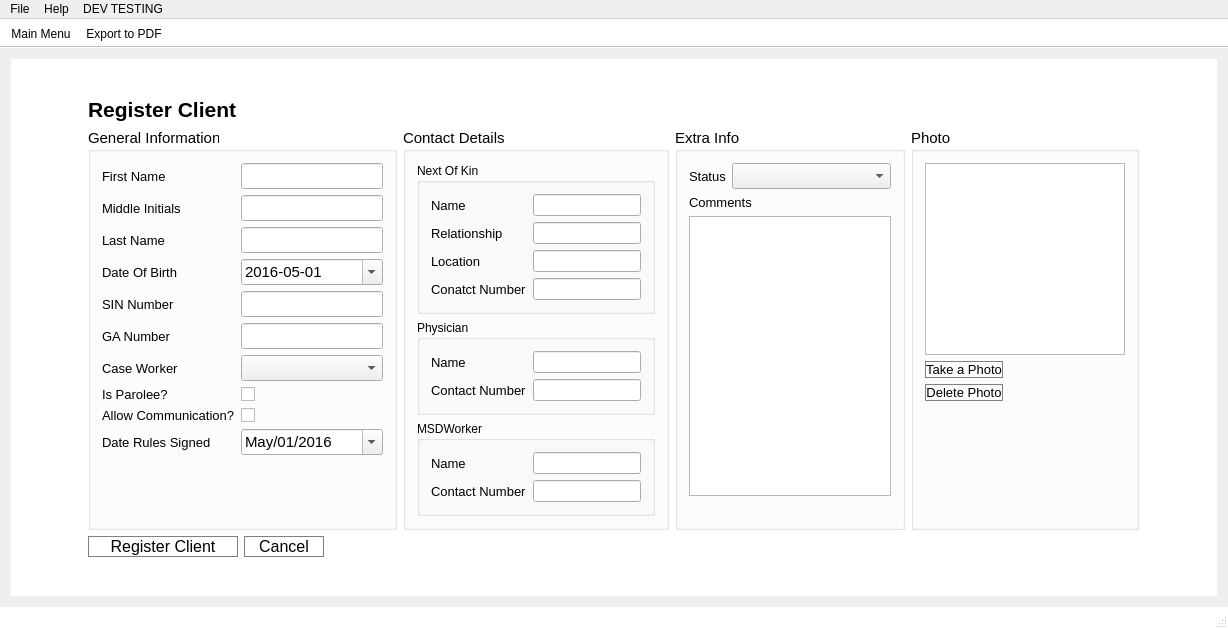
Old version of the form ArcApp/mainwindow.ui in the repository Arc-Project/Arc.
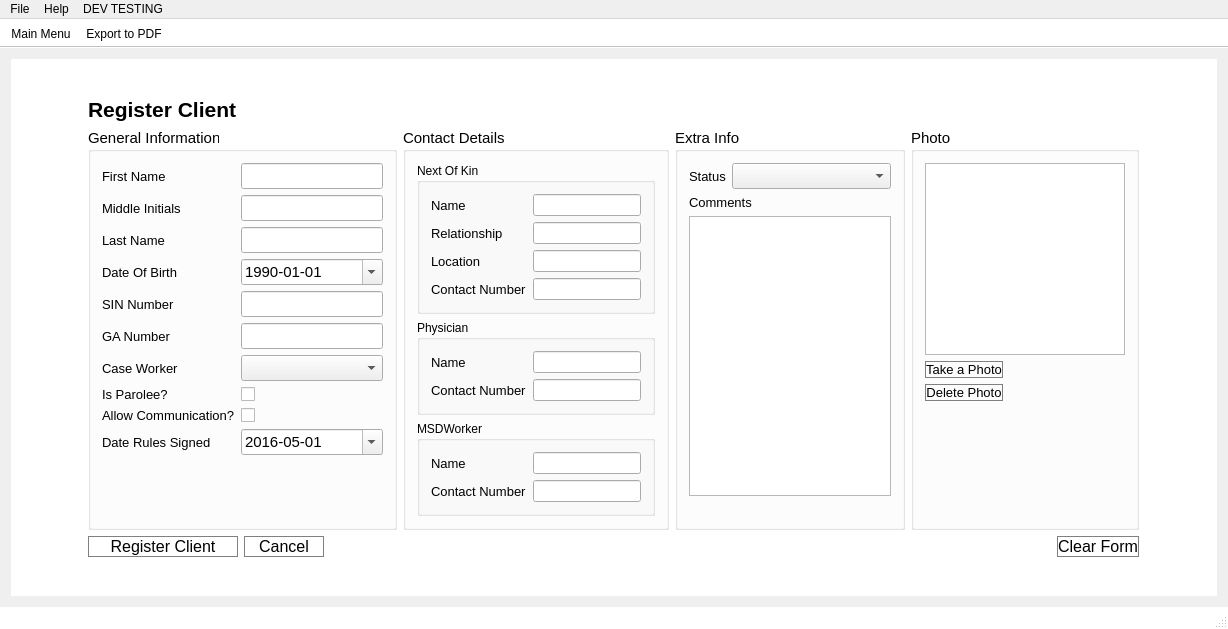
New version of the form. The open tabs and pages were chosen to show the change. Icons and pictures are not drawn.

Commit message: add client lookup table

Diff of the .ui file:
```diff
--- a/ArcApp/mainwindow.ui
+++ b/ArcApp/mainwindow.ui
@@ -1348,8 +1348,8 @@
                     </property>
                     <property name="date">
                      <date>
-                      <year>2016</year>
-                      <month>5</month>
+                      <year>1990</year>
+                      <month>1</month>
                       <day>1</day>
                      </date>
                     </property>
@@ -1418,7 +1418,7 @@
                      <enum>Qt::ClickFocus</enum>
                     </property>
                     <property name="displayFormat">
-                     <string>MMM/dd/yyyy</string>
+                     <string>yyyy-MM-dd</string>
                     </property>
                     <property name="calendarPopup">
                      <bool>true</bool>
@@ -1589,7 +1589,7 @@
                         </font>
                        </property>
                        <property name="text">
-                        <string>Conatct Number</string>
+                        <string>Contact Number</string>
                        </property>
                       </widget>
                      </item>
@@ -1918,6 +1918,24 @@
                </property>
               </spacer>
              </item>
+             <item>
+              <widget class="QPushButton" name="button_clear_client_regForm">
+               <property name="minimumSize">
+                <size>
+                 <width>80</width>
+                 <height>0</height>
+                </size>
+               </property>
+               <property name="font">
+                <font>
+                 <pointsize>12</pointsize>
+                </font>
+               </property>
+               <property name="text">
+                <string>Clear Form</string>
+               </property>
+              </widget>
+             </item>
             </layout>
            </item>
           </layout>
```
Left out of the diff: 118 changed lines with no effect on the pictures. The commit also changes 2 other files.
